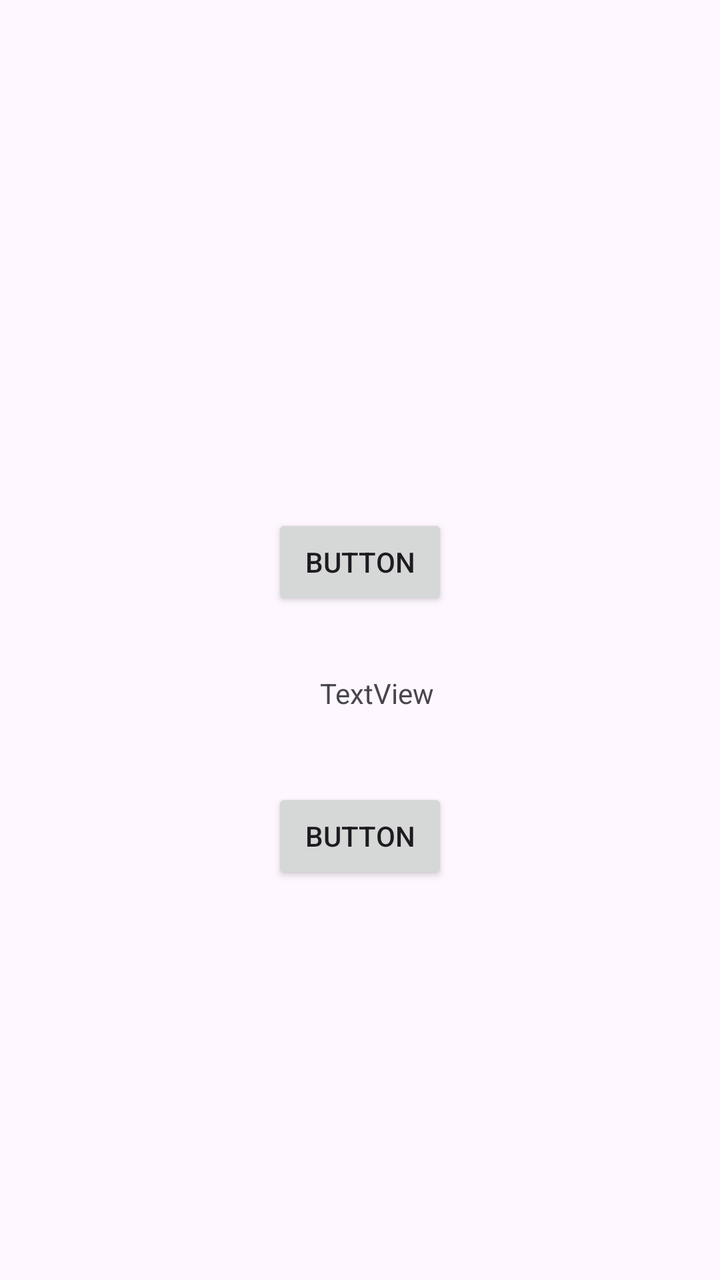
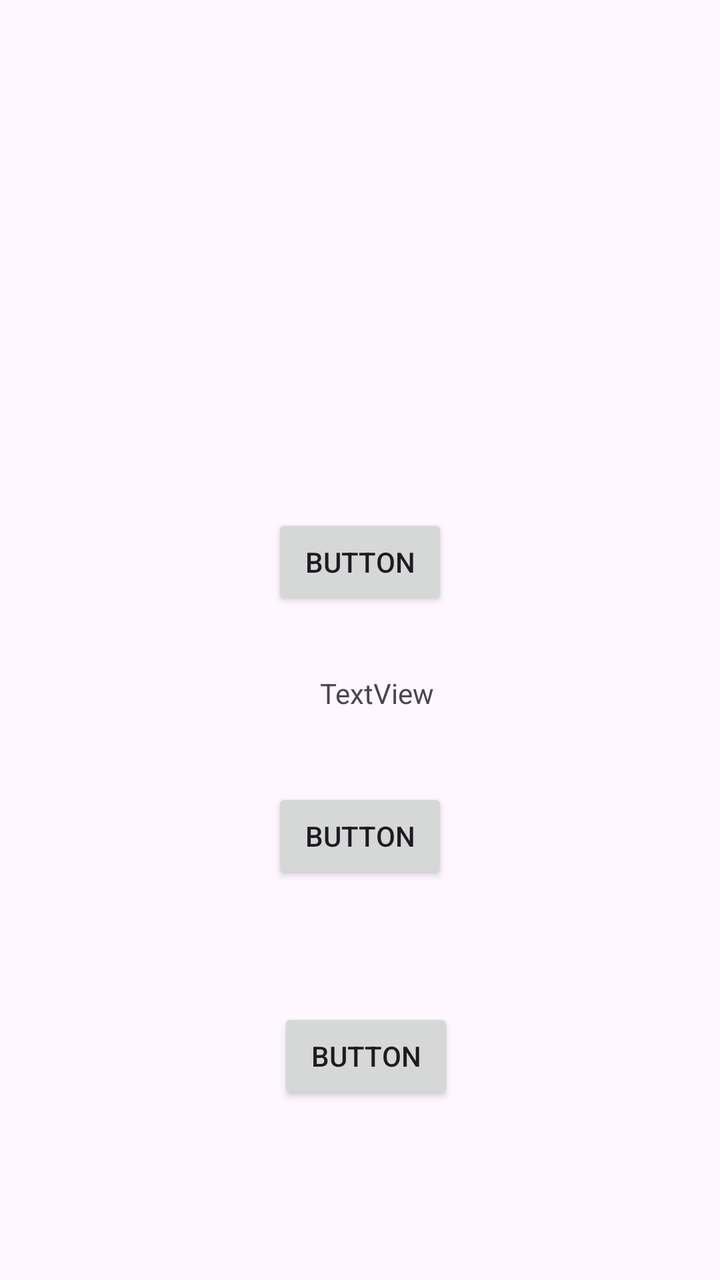

Screens rendered from an Android XML layout before and after an edit, with the pre-edit source and the edit as a unified diff.
<!-- AndroidManifest.xml: application theme Theme.Lab1 -->
<!-- res/layout/activity_main.xml -->
<?xml version="1.0" encoding="utf-8"?>
<androidx.constraintlayout.widget.ConstraintLayout xmlns:android="http://schemas.android.com/apk/res/android"
    xmlns:app="http://schemas.android.com/apk/res-auto"
    xmlns:tools="http://schemas.android.com/tools"
    android:id="@+id/main"
    android:layout_width="match_parent"
    android:layout_height="match_parent"
    tools:context=".MainActivity">

    <Button
        android:id="@+id/button"
        android:layout_width="wrap_content"
        android:layout_height="wrap_content"
        android:layout_marginTop="257dp"
        android:text="Button"
        app:layout_constraintEnd_toEndOf="parent"
        app:layout_constraintStart_toStartOf="parent"
        app:layout_constraintTop_toTopOf="parent" />

    <TextView
        android:id="@+id/textView"
        android:layout_width="wrap_content"
        android:layout_height="wrap_content"
        android:layout_marginStart="24dp"
        android:layout_marginTop="32dp"
        android:text="TextView"
        app:layout_constraintStart_toStartOf="@+id/button"
        app:layout_constraintTop_toBottomOf="@+id/button" />

    <Button
        android:id="@+id/button2"
        android:layout_width="wrap_content"
        android:layout_height="wrap_content"
        android:layout_marginTop="38dp"
        android:text="Button"
        app:layout_constraintStart_toStartOf="@+id/button"
        app:layout_constraintTop_toBottomOf="@+id/textView" />

</androidx.constraintlayout.widget.ConstraintLayout>
<!-- resources referenced by this layout -->
<resources>
  <style name="Theme.Lab1" parent="Base.Theme.Lab1" />
  <style name="Base.Theme.Lab1" parent="Theme.Material3.DayNight.NoActionBar">
          
          
      </style>
</resources>

<!-- the commit's change to res/layout/activity_main.xml (unified diff, before → after) -->
@@ -36,4 +36,14 @@
         app:layout_constraintStart_toStartOf="@+id/button"
         app:layout_constraintTop_toBottomOf="@+id/textView" />
 
+    <Button
+        android:id="@+id/button3"
+        android:layout_width="wrap_content"
+        android:layout_height="wrap_content"
+        android:layout_marginStart="3dp"
+        android:layout_marginTop="62dp"
+        android:text="Button"
+        app:layout_constraintStart_toStartOf="@+id/button2"
+        app:layout_constraintTop_toBottomOf="@+id/button2" />
+
 </androidx.constraintlayout.widget.ConstraintLayout>
